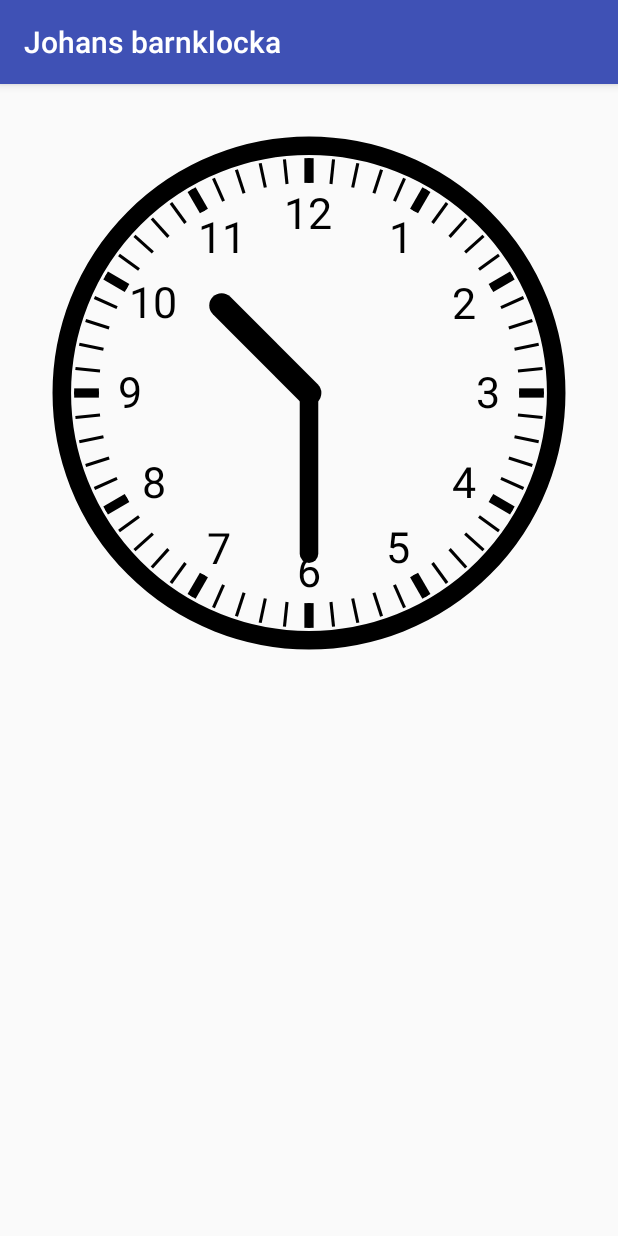
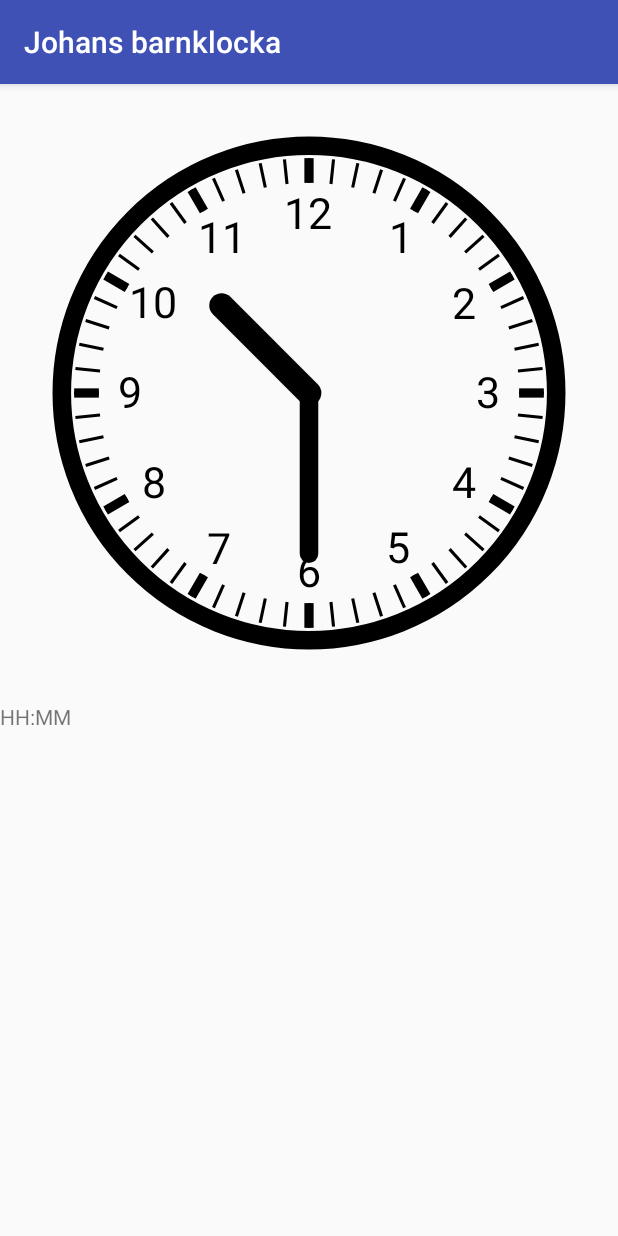
Before and after one commit to walles/barnklocka, an Android app: the screen it shows after launch (MainActivity), on a phone screen of 412 x 824 dp. Run offline under Robolectric (Android 15) with nearby library versions, the phone set to English and light mode, and no system bars.

Commit message:
Add a digital clock text field

```diff
--- a/app/src/main/java/com/gmail/walles/johan/johansbarnklocka/AnalogClock.java
+++ b/app/src/main/java/com/gmail/walles/johan/johansbarnklocka/AnalogClock.java
@@ -65,6 +65,13 @@
         minuteHandPaint.setStrokeCap(Paint.Cap.ROUND);
         minuteHand = new MinuteHand(minuteHandPaint, MINUTE_HAND_WIDTH_PERCENT, MINUTE_HAND_LENGTH_PERCENT);
         minuteHand.setTime(hour, minute);
+    }
+
+    @Override
+    protected void onMeasure(int widthMeasureSpec, int heightMeasureSpec) {
+        int width = MeasureSpec.getSize(widthMeasureSpec);
+        //noinspection SuspiciousNameCombination
+        setMeasuredDimension(width, width);
     }
 
     @Override
--- a/app/src/main/java/com/gmail/walles/johan/johansbarnklocka/MainActivity.java
+++ b/app/src/main/java/com/gmail/walles/johan/johansbarnklocka/MainActivity.java
@@ -4,7 +4,6 @@
 import android.os.Bundle;
 
 public class MainActivity extends AppCompatActivity {
-
     @Override
     protected void onCreate(Bundle savedInstanceState) {
         super.onCreate(savedInstanceState);
--- a/app/src/main/res/layout/activity_main.xml
+++ b/app/src/main/res/layout/activity_main.xml
@@ -8,7 +8,17 @@
     tools:context="com.gmail.walles.johan.johansbarnklocka.MainActivity">
 
     <com.gmail.walles.johan.johansbarnklocka.AnalogClock
+        android:id="@+id/analogClock"
         android:layout_width="match_parent"
-        android:layout_height="match_parent"/>
+        android:layout_height="wrap_content"
+        app:layout_constraintBottom_toTopOf="@id/digitalClock"
+        app:layout_constraintTop_toTopOf="parent"/>
+
+    <TextView
+        android:id="@+id/digitalClock"
+        android:layout_width="match_parent"
+        android:layout_height="wrap_content"
+        android:text="HH:MM"
+        app:layout_constraintTop_toBottomOf="@+id/analogClock"/>
 
 </android.support.constraint.ConstraintLayout>
```
Also changed, not shown: 1 other file.
